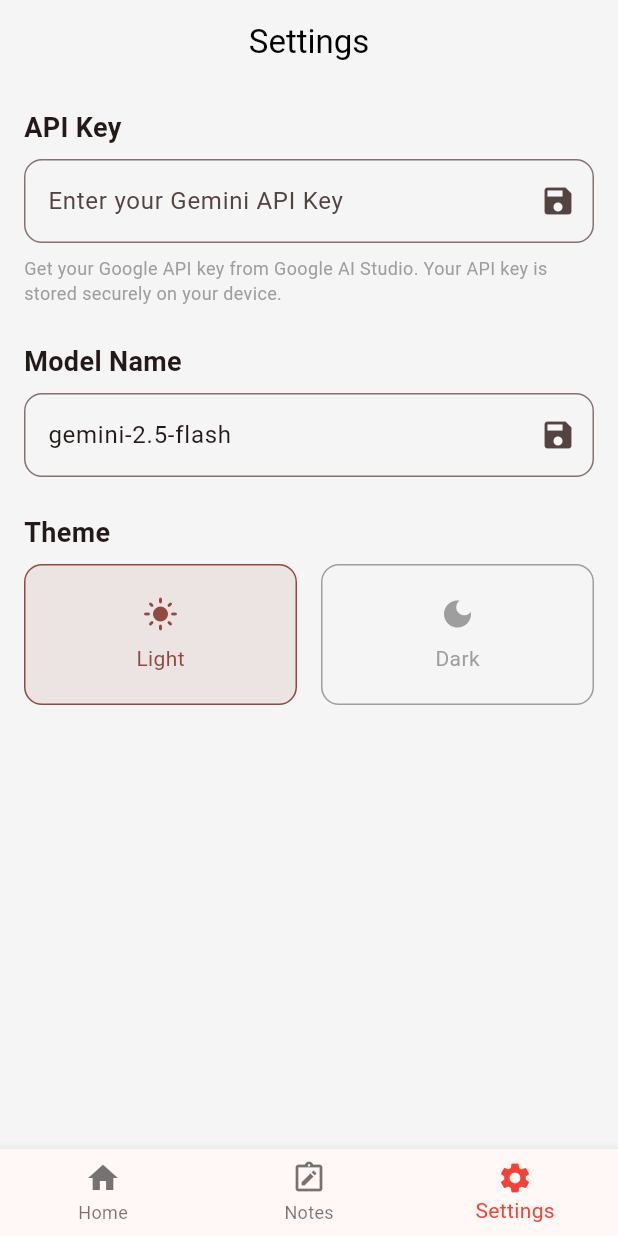
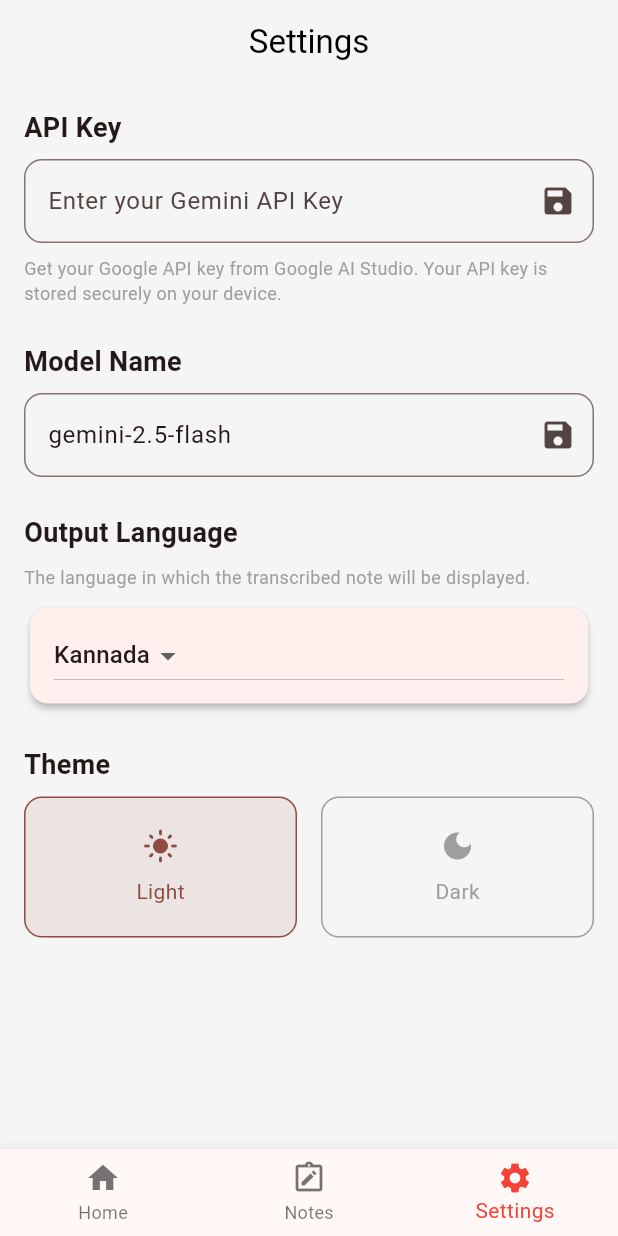
Before and after one commit to ullas9525/Dictation_App, a Flutter app: the screen it shows after launch, item 3 of the bottom bar chosen, on a phone screen of 412 x 824 dp. Run offline on Flutter 3.47's test engine with Material 3 defaults, Android fonts, the phone set to English and light mode, and no system bars; our stand-ins replace flutter_markdown, google_generative_ai, permission_handler, shared_preferences; missing offline and left inert: flutter_sound, translator.

Commit message:
Add language selection feature and integrate translation functionality

```diff
--- a/lib/main.dart
+++ b/lib/main.dart
@@ -12,6 +12,7 @@ import 'package:flutter/services.dart';
 import 'package:flutter_markdown/flutter_markdown.dart';
 import 'dart:math' as math;
 import 'dart:ui' as ui;
+import 'package:translator/translator.dart';
 
 void main() {
   runApp(
@@ -971,6 +972,8 @@ Widget _buildCopyButton(BuildContext context, String label, String text, {bool i
           data: text,
           styleSheet: MarkdownStyleSheet.fromTheme(Theme.of(context)).copyWith(
             p: const TextStyle(fontSize: 16, height: 1.5),
+            h2: const TextStyle(fontSize: 20, fontWeight: FontWeight.bold),
+            strong: const TextStyle(fontWeight: FontWeight.bold),
           ),
         ),
       ),
@@ -1172,6 +1175,8 @@ class SettingsPage extends StatefulWidget {
 class _SettingsPageState extends State<SettingsPage> {
   final _apiKeyController = TextEditingController();
   final _modelNameController = TextEditingController();
+  String _selectedLanguage = 'kn';
+  final translator = GoogleTranslator();
   @override
   void initState() {
     super.initState();
@@ -1184,6 +1189,7 @@ class _SettingsPageState extends State<SettingsPage> {
       setState(() {
         _apiKeyController.text = prefs.getString('apiKey') ?? '';
         _modelNameController.text = prefs.getString('modelName') ?? 'gemini-2.5-flash';
+        _selectedLanguage = prefs.getString('selectedLanguage') ?? 'kn';
       });
     }
   }
@@ -1196,6 +1202,11 @@ class _SettingsPageState extends State<SettingsPage> {
     Future<void> _saveModelName(String value) async {
     final prefs = await SharedPreferences.getInstance();
     await prefs.setString('modelName', value);
+  }
+
+  Future<void> _saveSelectedLanguage(String value) async {
+    final prefs = await SharedPreferences.getInstance();
+    await prefs.setString('selectedLanguage', value);
   }
 
   @override
@@ -1266,6 +1277,41 @@ class _SettingsPageState extends State<SettingsPage> {
             ),
           ),
           const SizedBox(height: 24),
+          _buildSectionTitle('Output Language'),
+          const SizedBox(height: 8),
+          const Text(
+            'The language in which the transcribed note will be displayed.',
+            style: TextStyle(color: Colors.grey, fontSize: 12),
+          ),
+          const SizedBox(height: 8),
+          Card(
+            elevation: 2,
+            shape: RoundedRectangleBorder(
+              borderRadius: BorderRadius.circular(12),
+            ),
+            child: Padding(
+              padding: const EdgeInsets.symmetric(horizontal: 16.0, vertical: 8.0),
+              child: DropdownButton<String>(
+                value: _selectedLanguage,
+                onChanged: (String? newValue) {
+                  if (newValue != null) {
+                    setState(() {
+                      _selectedLanguage = newValue;
+                    });
+                    _saveSelectedLanguage(newValue);
+                  }
+                },
+                items: <String>['kn', 'en', 'es', 'fr', 'de', 'hi', 'te', 'ta']
+                    .map<DropdownMenuItem<String>>((String value) {
+                  return DropdownMenuItem<String>(
+                    value: value,
+                    child: Text(_getLanguageName(value)),
+                  );
+                }).toList(),
+              ),
+            ),
+          ),
+          const SizedBox(height: 24),
           _buildSectionTitle('Theme'),
           const SizedBox(height: 8),
           Row(
@@ -1299,6 +1345,29 @@ class _SettingsPageState extends State<SettingsPage> {
     );
   }
 
+  String _getLanguageName(String code) {
+    switch (code) {
+      case 'kn':
+        return 'Kannada';
+      case 'en':
+        return 'English';
+      case 'es':
+        return 'Spanish';
+      case 'fr':
+        return 'French';
+      case 'de':
+        return 'German';
+      case 'hi':
+        return 'Hindi';
+      case 'te':
+        return 'Telugu';
+      case 'ta':
+        return 'Tamil';
+      default:
+        return '';
+    }
+  }
+
   Widget _buildThemeOption(BuildContext context, String title, IconData icon, bool isSelected, VoidCallback onTap) {
     final colorScheme = Theme.of(context).colorScheme;
     return Expanded(
@@ -1327,6 +1396,8 @@ class _SettingsPageState extends State<SettingsPage> {
 
 // --- Services ---
 class TranscriptionService {
+  final translator = GoogleTranslator();
+
   Future<Map<String, String>> processAudio(String audioPath, String apiKey, String modelName) async {
     if (apiKey.isEmpty) {
       throw Exception('API Key is missing. Please add it in Settings.');
@@ -1339,7 +1410,11 @@ The JSON object must have these exact keys: "rawTranscript", "cleanedTranscript"
 
 1.  **rawTranscript**: Provide a direct, accurate transcription of the audio.
 2.  **cleanedTranscript**: Take the raw transcript, remove filler words (like "um", "uh"), correct obvious grammar mistakes, and fix punctuation. Do not add any new information, introductory phrases, or explanations. The output must ONLY be the cleaned text itself.
-3.  **polishedNote**: Transform the cleaned transcript into a well-structured note. Use markdown for formatting (e.g., "## Headings", "- Bullet points"). Identify key points and action items. The output must ONLY be the markdown note itself, starting directly with the content. Do not include any conversational preamble like "Here is the polished note...".
+3.  **polishedNote**: Transform the cleaned transcript into a well-structured note. Use valid markdown for formatting.
+    - For headings, use `## Heading` (a space is required after the `##`).
+    - For bold text, use `**text**`. There must be no spaces between the asterisks and the text.
+    - For bullet points, use `- ` or `* ` (a space is required after the character).
+    Identify key points and action items. The output must ONLY be the markdown note itself, starting directly with the content. Do not include any conversational preamble like "Here is the polished note...".
 
 Return only the raw JSON object.
 ''';
@@ -1366,11 +1441,23 @@ Return only the raw JSON object.
         throw Exception('The AI response is missing required data. Please try again.');
       }
 
-      return {
-        'rawTranscript': decodedJson['rawTranscript'] as String,
-        'cleanedTranscript': decodedJson['cleanedTranscript'] as String,
-        'polishedNote': decodedJson['polishedNote'] as String,
-      };
+      // Clean up markdown before translation
+      final polishedNote = (decodedJson['polishedNote'] as String)
+          .replaceAllMapped(RegExp(r'\*\*\s*(.*?)\s*\*\*'), (match) {
+        return '**${match.group(1)}**';
+      });
+
+      final prefs = await SharedPreferences.getInstance();
+      final selectedLanguage = prefs.getString('selectedLanguage') ?? 'kn';
+
+      final translatedData = await _translateData(
+        decodedJson['rawTranscript'] as String,
+        decodedJson['cleanedTranscript'] as String,
+        polishedNote,
+        selectedLanguage,
+      );
+
+      return translatedData;
 
     } on GenerativeAIException catch (e) {
       if (e.message.contains('Unhandled format for Content')) {
@@ -1381,4 +1468,21 @@ Return only the raw JSON object.
       throw Exception('An unexpected error occurred while processing the note: $e');
     }
   }
+
+  Future<Map<String, String>> _translateData(String raw, String cleaned, String polished, String languageCode) async {
+    final translatedRaw = await translator.translate(raw, to: languageCode);
+    final translatedCleaned = await translator.translate(cleaned, to: languageCode);
+    final translatedPolished = await translator.translate(polished, to: languageCode);
+
+    // Add this line to fix markdown formatting after translation
+    final fixedPolishedNote = translatedPolished.text.replaceAllMapped(
+      RegExp(r'\*\*\s*(.*?)\s*\*\*'), (match) => '**${match.group(1)}**'
+    );
+
+    return {
+      'rawTranscript': translatedRaw.text,
+      'cleanedTranscript': translatedCleaned.text,
+      'polishedNote': fixedPolishedNote, // Use the fixed version
+    };
+  }
 }
--- a/pubspec.yaml
+++ b/pubspec.yaml
@@ -23,6 +23,7 @@ dependencies:
   file_picker: ^8.0.0+1
   audioplayers: ^6.0.0
   flutter_markdown: ^0.7.1
+  translator: ^1.0.0
 
 
 
```
Also changed, not shown: pubspec.lock.
